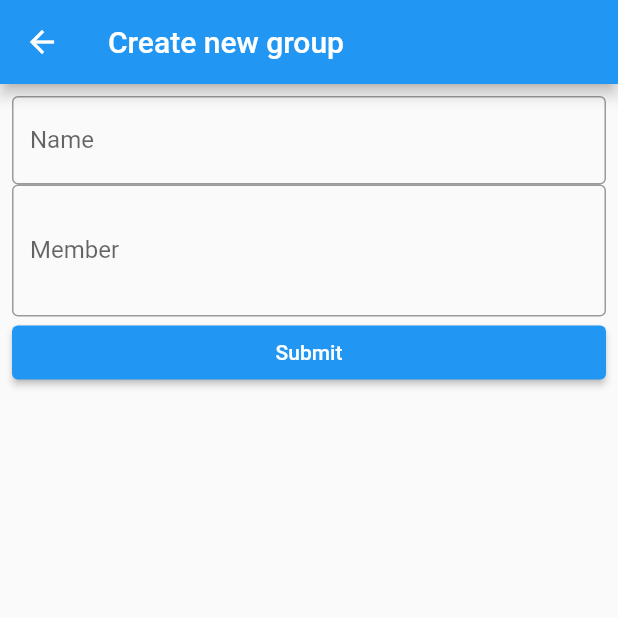
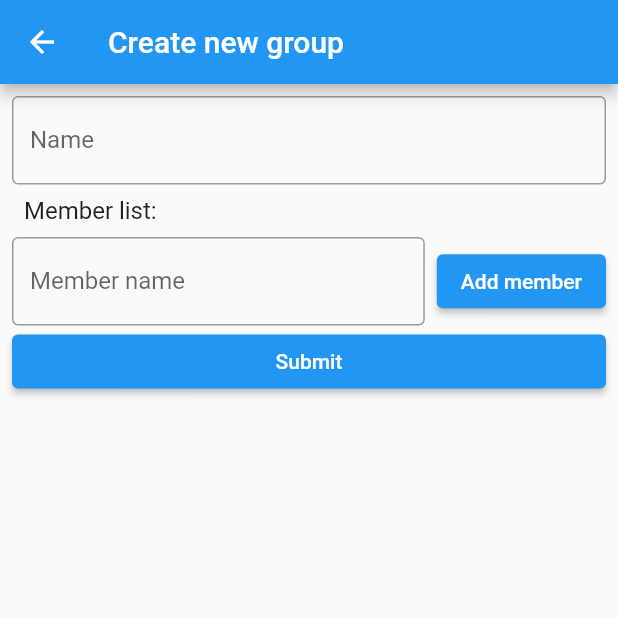
Before and after one commit to MarekD97/share-cost-app, a Flutter app: the CreateGroupView screen opened by its route, on a phone screen of 412 x 824 dp, the top half of it. Run offline on Flutter 3.47's test engine with Material 2 defaults, Android fonts, the phone set to English and light mode, and no system bars; our stand-ins replace cloud_firestore, currency_text_input_formatter, firebase_core; accounts and stored records are empty.

Commit message:
Update create group form

```diff
--- a/lib/views/groups/create_group_view.dart
+++ b/lib/views/groups/create_group_view.dart
@@ -1,5 +1,7 @@
 import 'package:flutter/material.dart';
+import 'package:share_cost_app/models/group_model.dart';
 import 'package:share_cost_app/models/person_model.dart';
+import 'package:share_cost_app/services/cloud_firebase_service.dart';
 
 class CreateGroupView extends StatefulWidget {
   const CreateGroupView({Key? key}) : super(key: key);
@@ -9,7 +11,27 @@ class CreateGroupView extends StatefulWidget {
 }
 
 class _CreateGroupViewState extends State<CreateGroupView> {
-  List<Person> members = List.empty();
+  List<Person> members = List.empty(growable: true);
+  final _nameController = TextEditingController();
+  final _memberController = TextEditingController();
+
+  void _addMemberToList() => setState(() {
+        members.add(Person(name: _memberController.text));
+      });
+
+  void _removeMemberFromList(Person member) => setState(() {
+        members.remove(member);
+      });
+
+  void _submitForm() {
+    Group group = Group(
+        name: _nameController.text,
+        expenses: List.empty(),
+        members: members,
+        createdAt: DateTime.now());
+    CloudFirebaseService.createGroup(group);
+    Navigator.pop(context);
+  }
 
   @override
   Widget build(BuildContext context) {
@@ -19,18 +41,51 @@ class _CreateGroupViewState extends State<CreateGroupView> {
         shrinkWrap: true,
         padding: const EdgeInsets.all(8.0),
         children: [
-          const TextField(
-            decoration: InputDecoration(
+          TextField(
+            decoration: const InputDecoration(
                 border: OutlineInputBorder(), labelText: 'Name'),
+            controller: _nameController,
           ),
-          TextField(
-            decoration: InputDecoration(
-                suffix: IconButton(
-                    onPressed: () {}, icon: const Icon(Icons.add)),
-                border: const OutlineInputBorder(),
-                labelText: 'Member'),
+          Container(
+              padding: const EdgeInsets.all(8.0),
+              child: Column(
+                  crossAxisAlignment: CrossAxisAlignment.start,
+                  children: [
+                    const Text(
+                      'Member list:',
+                      style: TextStyle(fontSize: 16.0),
+                    ),
+                    ...members
+                        .map((member) => Row(
+                                mainAxisAlignment:
+                                    MainAxisAlignment.spaceBetween,
+                                children: [
+                                  Text(member.name),
+                                  IconButton(
+                                    icon: const Icon(Icons.close),
+                                    onPressed: () =>
+                                        _removeMemberFromList(member),
+                                  )
+                                ]))
+                        .toList()
+                  ])),
+          Row(
+            children: [
+              Flexible(
+                child: TextField(
+                  decoration: const InputDecoration(
+                      border: OutlineInputBorder(), labelText: 'Member name'),
+                  controller: _memberController,
+                ),
+              ),
+              const SizedBox(width: 8.0),
+              ElevatedButton(
+                onPressed: _addMemberToList,
+                child: const Text('Add member'),
+              )
+            ],
           ),
-          ElevatedButton(onPressed: () {}, child: const Text('Submit'))
+          ElevatedButton(onPressed: _submitForm, child: const Text('Submit'))
         ],
       ),
     );
```
